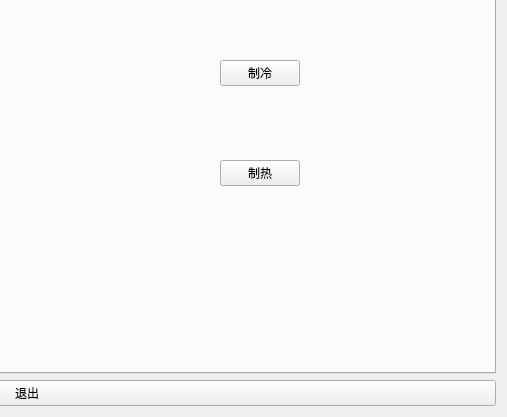
Qt form master/mainwindow.ui (fengshenfeilian/airCondition) before a commit; both pictures show x 453 to 960 and y 107 to 524 of the 960 by 524 pixel window.
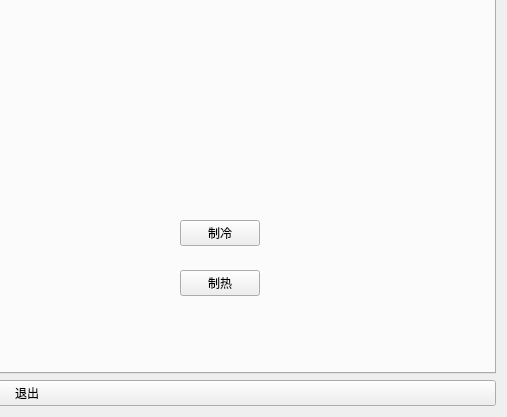
The same form after that commit. The open tabs and pages were chosen to show the change.

Diff of the .ui file:
```diff
--- a/master/mainwindow.ui
+++ b/master/mainwindow.ui
@@ -172,8 +172,8 @@
          <widget class="QPushButton" name="pbModeCold">
           <property name="geometry">
            <rect>
-            <x>560</x>
-            <y>100</y>
+            <x>520</x>
+            <y>260</y>
             <width>80</width>
             <height>26</height>
            </rect>
@@ -185,8 +185,8 @@
          <widget class="QPushButton" name="pbModeWarm">
           <property name="geometry">
            <rect>
-            <x>560</x>
-            <y>200</y>
+            <x>520</x>
+            <y>310</y>
             <width>80</width>
             <height>26</height>
            </rect>
```
Left out of the diff: 2 changed lines with no effect on the pictures.
